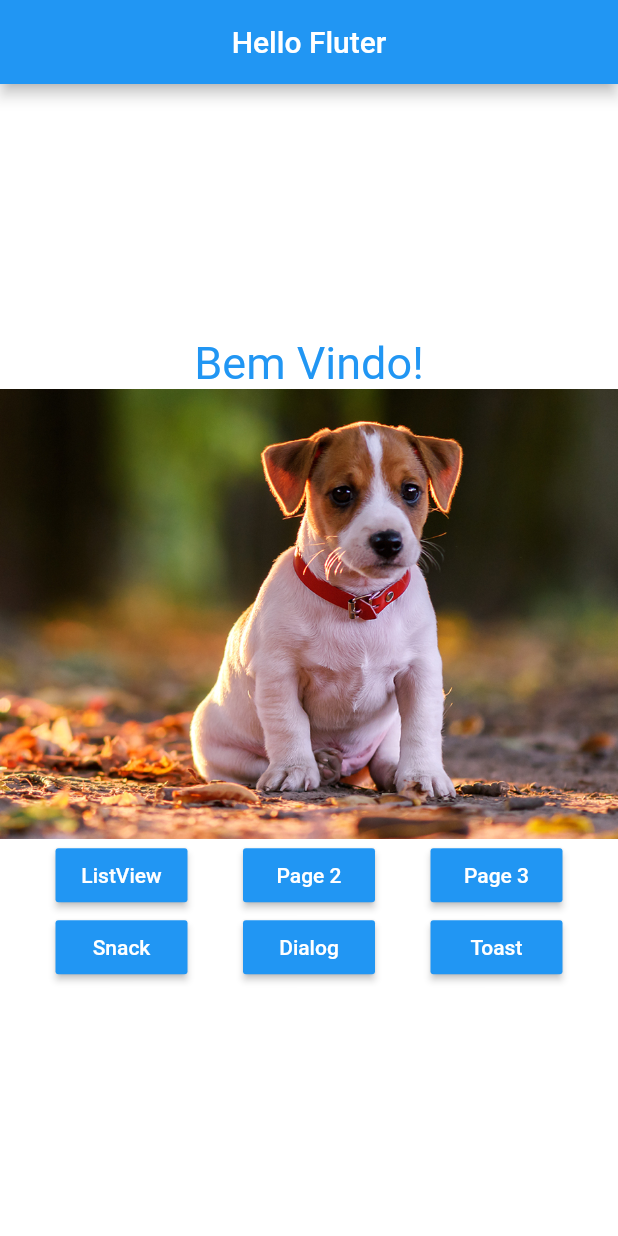
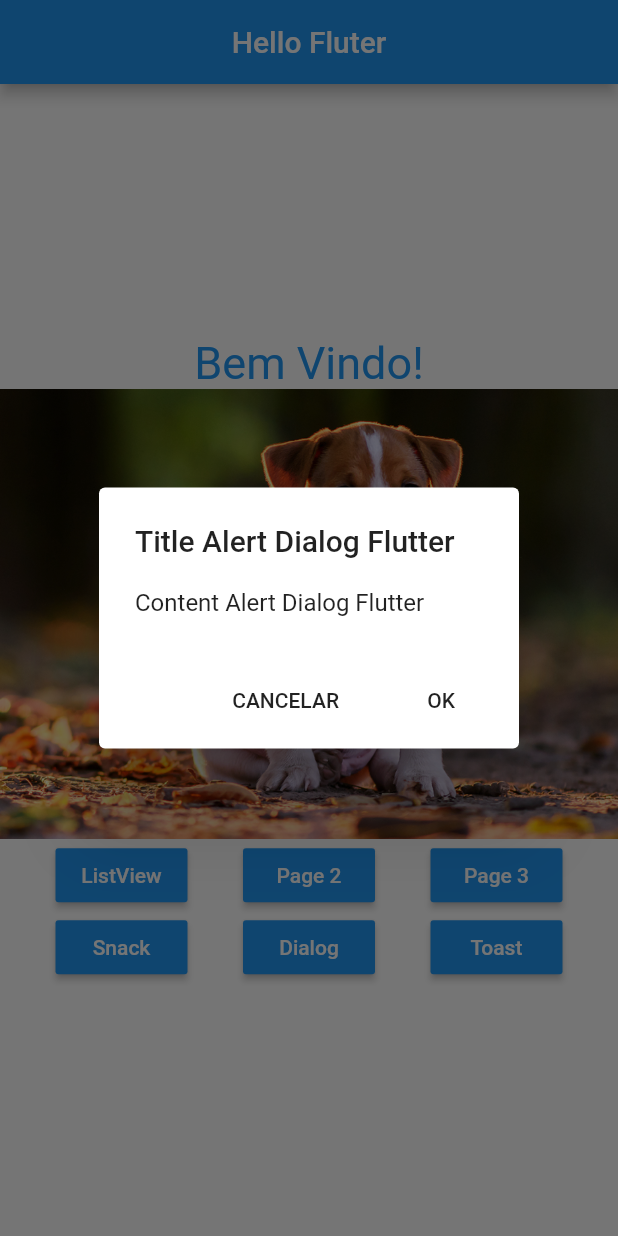
Before and after one commit to gabriellopesjds/flutter_widgets, a Flutter app: the screen it shows after launch, after a tap on "Dialog", on a phone screen of 412 x 824 dp. Run offline on Flutter 3.47's test engine with Material 2 defaults, Android fonts, the phone set to English and light mode, and no system bars.

Commit message:
Widgets SnackBar e Dialog

```diff
--- a/lib/home_page.dart
+++ b/lib/home_page.dart
@@ -27,7 +27,7 @@ class HomePage extends StatelessWidget {
           children: <Widget>[
             _buildText(),
             _buildPageView(),
-            _buildButtons(context),
+            _buildButtons(),
           ],
         ));
   }
@@ -47,34 +47,83 @@ class HomePage extends StatelessWidget {
     );
   }
 
-  _buildButtons(context) {
+  _buildButtons() {
+    return Builder(
+      builder: (BuildContext context) {
         return Column(
           children: <Widget>[
             Row(
               mainAxisAlignment: MainAxisAlignment.spaceEvenly,
               children: <Widget>[
-            BlueButton("ListView", () => _onClickNavigator(context, ListViewPageExample())),
-            BlueButton("Page 2", () => _onClickNavigator(context, ListViewTeste())),
-            BlueButton("Page 3",() => _onClickNavigator(context, HelloPage3())),
+                BlueButton("ListView",
+                    () => _onClickNavigator(context, ListViewPageExample())),
+                BlueButton("Page 2",
+                    () => _onClickNavigator(context, ListViewTeste())),
+                BlueButton(
+                    "Page 3", () => _onClickNavigator(context, HelloPage3())),
               ],
             ),
             Row(
               mainAxisAlignment: MainAxisAlignment.spaceEvenly,
               children: <Widget>[
-            BlueButton("Snack", () => _onClickSnack),
-            BlueButton("Dialog", () => _onClickDialog()),
+                BlueButton("Snack", () => _onClickSnack(context)),
+                BlueButton("Dialog", () => _onClickDialog(context)),
                 BlueButton("Toast", () => _onClickToast()),
               ],
             )
           ],
         );
+      },
+    );
   }
 
-  Function _onClickSnack() {
-    print("_onClickSnack");
+  Function _onClickSnack(BuildContext context) {
+    Scaffold.of(context).showSnackBar(SnackBar(
+      content: Text(
+        "Clicou no Snack :P",
+        style: TextStyle(
+          color: Colors.red,
+        ),
+      ),
+      action: SnackBarAction(
+        label: "DESFAZER",
+        textColor: Colors.amber,
+        onPressed: () {
+          print("Clicou");
+        },
+      ),
+    ));
   }
 
-  Function _onClickDialog() {}
+  Function _onClickDialog(BuildContext context) {
+    showDialog(
+        context: context,
+        barrierDismissible: false,
+        builder: (context) {
+          return WillPopScope(
+            onWillPop: () async => false,
+            child: AlertDialog(
+              title: Text("Title Alert Dialog Flutter"),
+              content: Text("Content Alert Dialog Flutter"),
+              actions: <Widget>[
+                FlatButton(
+                  child: Text("CANCELAR"),
+                  onPressed: () {
+                    Navigator.pop(context);
+                  },
+                ),
+                FlatButton(
+                  child: Text("OK"),
+                  onPressed: () {
+                    Navigator.pop(context);
+                    print("Clicou no OK !!!");
+                  },
+                ),
+              ],
+            ),
+          );
+        });
+  }
 
   Function _onClickToast() {}
 
```
Lines whose indentation alone changed are shown as unchanged.
